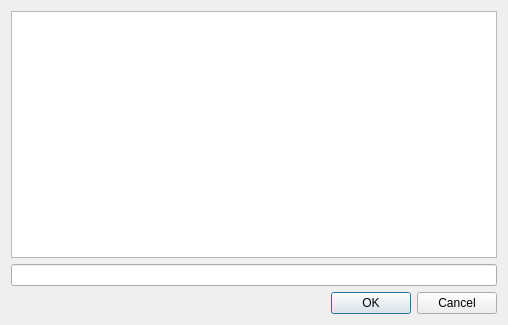
Qt form FmtLib/ui/selectfiltereddlg.ui (Smitt64/WorkFMT) before a commit.
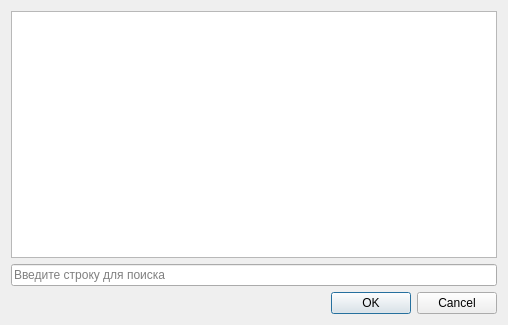
The same form after that commit.

```diff
--- a/FmtLib/ui/selectfiltereddlg.ui
+++ b/FmtLib/ui/selectfiltereddlg.ui
@@ -28,7 +28,11 @@
     </widget>
    </item>
    <item>
-    <widget class="QLineEdit" name="lineEdit"/>
+    <widget class="QLineEdit" name="lineEdit">
+     <property name="placeholderText">
+      <string>Введите строку для поиска</string>
+     </property>
+    </widget>
    </item>
    <item>
     <widget class="QDialogButtonBox" name="buttonBox">
```
